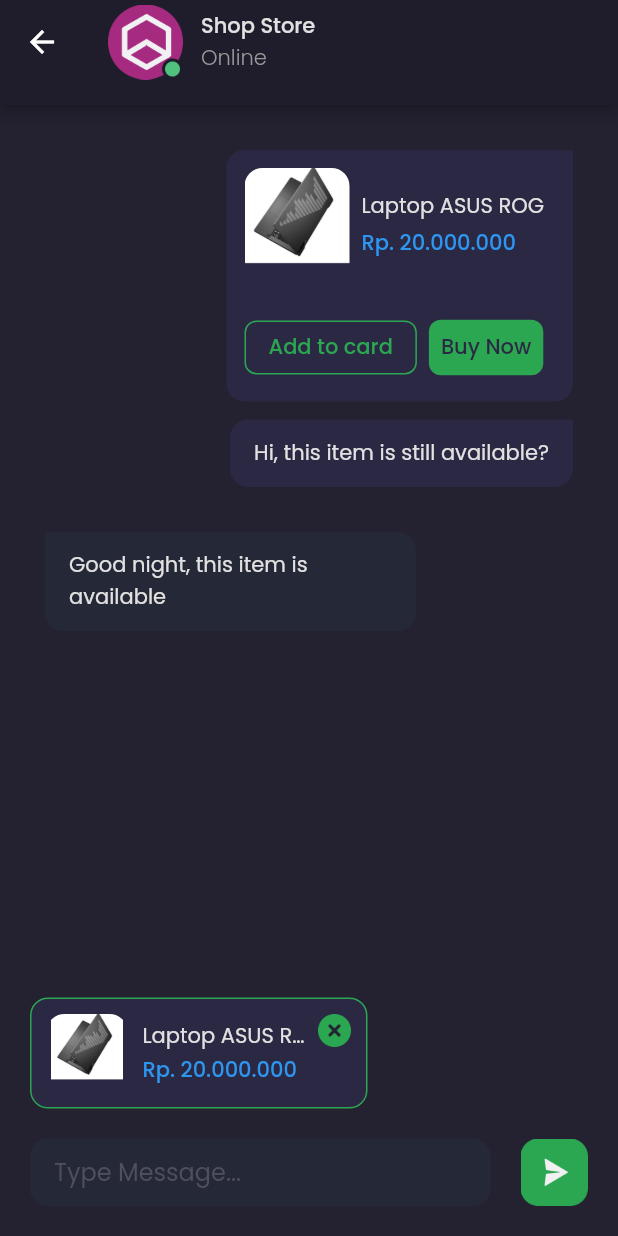
After one commit to NikiMNafis/Kelompok3_Mobile_TIFD_Semester4, a Flutter app: the DetailChatScreen screen opened by its route, on a phone screen of 412 x 824 dp. The commit adds this screen. Run offline on Flutter 3.47's test engine with Material 2 defaults, Android fonts, the phone set to English and light mode, and no system bars; our stand-ins replace google_fonts.

Commit message:
Detail chat screen

```diff
--- a/lib/main.dart
+++ b/lib/main.dart
@@ -1,9 +1,10 @@
 import 'package:flutter/material.dart';
+import 'package:project_akhir_mobile_smtr4/screen/detail_chat_screen.dart';
+import 'package:project_akhir_mobile_smtr4/screen/home/chat_screen.dart';
 import 'package:project_akhir_mobile_smtr4/screen/home/main_screen.dart';
 import 'package:project_akhir_mobile_smtr4/screen/sign_in_screen.dart';
 import 'package:project_akhir_mobile_smtr4/screen/sign_up_screen.dart';
 import 'package:project_akhir_mobile_smtr4/screen/splash_screen.dart';
-
 
 void main() => runApp(MyApp());
 
@@ -18,6 +19,7 @@ class MyApp extends StatelessWidget {
         '/sign-in': (context) => SignInScreen(),
         '/sign-up': (context) => SignUpScreen(),
         '/home': (context) => MainScreen(),
+        '/detail-chat': (context) => DetailChatScreen(),
       },
     );
   }
--- /dev/null
+++ b/lib/screen/detail_chat_screen.dart
@@ -0,0 +1,176 @@
+import 'package:flutter/material.dart';
+import 'package:project_akhir_mobile_smtr4/theme.dart';
+import 'package:project_akhir_mobile_smtr4/widgets/chat_bubble.dart';
+
+class DetailChatScreen extends StatelessWidget {
+  @override
+  Widget build(BuildContext context) {
+    PreferredSize header() {
+      return PreferredSize(
+        child: AppBar(
+          backgroundColor: backgroundColor1,
+          centerTitle: false,
+          title: Row(
+            children: [
+              Image.asset(
+                'assets/image_shop_logo_online.png',
+                width: 50,
+              ),
+              SizedBox(
+                width: 12,
+              ),
+              Column(
+                crossAxisAlignment: CrossAxisAlignment.start,
+                children: [
+                  Text(
+                    "Shop Store",
+                    style: primaryTextStyle.copyWith(
+                      fontWeight: medium,
+                      fontSize: 14,
+                    ),
+                  ),
+                  Text(
+                    'Online',
+                    style: secondaryTextStyle.copyWith(
+                      fontWeight: light,
+                      fontSize: 14,
+                    ),
+                  )
+                ],
+              )
+            ],
+          ),
+        ),
+        preferredSize: Size.fromHeight(70),
+      );
+    }
+
+    Widget productPreview() {
+      return Container(
+        width: 225,
+        height: 74,
+        margin: EdgeInsets.only(bottom: 20),
+        padding: EdgeInsets.all(10),
+        decoration: BoxDecoration(
+          color: backgroundColor5,
+          borderRadius: BorderRadius.circular(12),
+          border: Border.all(
+            color: primaryColor,
+          ),
+        ),
+        child: Row(
+          crossAxisAlignment: CrossAxisAlignment.start,
+          children: [
+            ClipRRect(
+              borderRadius: BorderRadius.circular(12),
+              child: Image.asset(
+                'assets/image_laptop.png',
+                width: 54,
+              ),
+            ),
+            SizedBox(
+              width: 10,
+            ),
+            Expanded(
+              child: Column(
+                crossAxisAlignment: CrossAxisAlignment.start,
+                mainAxisAlignment: MainAxisAlignment.center,
+                children: [
+                  Text(
+                    'Laptop ASUS ROG',
+                    style: primaryTextStyle,
+                    overflow: TextOverflow.ellipsis,
+                  ),
+                  SizedBox(
+                    height: 2,
+                  ),
+                  Text(
+                    '\Rp. 20.000.000',
+                    style: priceTextStyle.copyWith(
+                      fontWeight: medium,
+                    ),
+                  ),
+                ],
+              ),
+            ),
+            Image.asset(
+              'assets/button_close.png',
+              width: 22,
+            ),
+          ],
+        ),
+      );
+    }
+
+    Widget chatInput() {
+      return Container(
+        margin: EdgeInsets.all(20),
+        child: Column(
+          mainAxisSize: MainAxisSize.min,
+          crossAxisAlignment: CrossAxisAlignment.start,
+          children: [
+            productPreview(),
+            Row(
+              children: [
+                Expanded(
+                  child: Container(
+                    height: 45,
+                    padding: EdgeInsets.symmetric(
+                      horizontal: 16,
+                    ),
+                    decoration: BoxDecoration(
+                      color: backgroundColor4,
+                      borderRadius: BorderRadius.circular(12),
+                    ),
+                    child: Center(
+                      child: TextFormField(
+                        style: primaryTextStyle,
+                        decoration: InputDecoration.collapsed(
+                          hintText: 'Type Message...',
+                          hintStyle: subtitleTextStyle,
+                        ),
+                      ),
+                    ),
+                  ),
+                ),
+                SizedBox(
+                  width: 20,
+                ),
+                Image.asset(
+                  'assets/button_send.png',
+                  width: 45,
+                ),
+              ],
+            ),
+          ],
+        ),
+      );
+    }
+
+    Widget content() {
+      return ListView(
+        padding: EdgeInsets.symmetric(
+          horizontal: defaultMargin,
+        ),
+        children: [
+          ChatBubble(
+            isSender: true,
+            text: 'Hi, this item is still available?',
+            hasProduct: true,
+          ),
+          ChatBubble(
+            isSender: false,
+            text: 'Good night, this item is available',
+          ),
+        ],
+      );
+    }
+
+    return Scaffold(
+      backgroundColor: backgroundColor3,
+      appBar: header(),
+      bottomNavigationBar: chatInput(),
+      body: content(),
+    );
+  }
+}
--- a/lib/theme.dart
+++ b/lib/theme.dart
@@ -11,6 +11,7 @@ Color backgroundColor1 = Color(0xFF1F1D2B);
 Color backgroundColor2 = Color(0xFF2B2937);
 Color backgroundColor3 = Color(0xFF242231);
 Color backgroundColor4 = Color(0xFF252836);
+Color backgroundColor5 = Color(0xFF2B2844);
 Color primaryTextColor = Color(0xFFE1E1E1);
 Color secondaryTextColor = Color(0xFF999999);
 Color subtitleColor = Color(0xFF504f5e);
--- /dev/null
+++ b/lib/widgets/chat_bubble.dart
@@ -0,0 +1,156 @@
+import 'package:flutter/material.dart';
+import 'package:google_fonts/google_fonts.dart';
+import 'package:project_akhir_mobile_smtr4/theme.dart';
+
+class ChatBubble extends StatelessWidget {
+  final String text;
+  final bool isSender;
+  final bool hasProduct;
+
+  ChatBubble({
+    this.isSender = false,
+    this.text = '',
+    this.hasProduct = false,
+  });
+
+  @override
+  Widget build(BuildContext context) {
+    Widget productPreview() {
+      return Container(
+        width: 231,
+        margin: EdgeInsets.only(bottom: 12),
+        padding: EdgeInsets.all(12),
+        decoration: BoxDecoration(
+          borderRadius: BorderRadius.only(
+            topLeft: Radius.circular(isSender ? 12 : 0),
+            topRight: Radius.circular(isSender ? 0 : 12),
+            bottomLeft: Radius.circular(12),
+            bottomRight: Radius.circular(12),
+          ),
+          color: isSender ? backgroundColor5 : backgroundColor4,
+        ),
+        child: Column(
+          children: [
+            Row(
+              children: [
+                ClipRRect(
+                  borderRadius: BorderRadius.circular(12),
+                  child: Image.asset(
+                    'assets/image_laptop.png',
+                    width: 70,
+                  ),
+                ),
+                SizedBox(
+                  width: 8,
+                ),
+                Expanded(
+                  child: Column(
+                    crossAxisAlignment: CrossAxisAlignment.start,
+                    children: [
+                      Text(
+                        'Laptop ASUS ROG',
+                        style: primaryTextStyle,
+                      ),
+                      SizedBox(
+                        height: 4,
+                      ),
+                      Text(
+                        '\Rp. 20.000.000',
+                        style: priceTextStyle.copyWith(
+                          fontWeight: medium,
+                        ),
+                      ),
+                    ],
+                  ),
+                ),
+              ],
+            ),
+            SizedBox(
+              height: 20,
+            ),
+            Row(
+              children: [
+                OutlinedButton(
+                  onPressed: () {},
+                  style: OutlinedButton.styleFrom(
+                    side: BorderSide(
+                      color: primaryColor,
+                    ),
+                    shape: RoundedRectangleBorder(
+                      borderRadius: BorderRadius.circular(8),
+                    ),
+                  ),
+                  child: Text(
+                    "Add to card",
+                    style: greenTextStyle,
+                  ),
+                ),
+                SizedBox(
+                  width: 8,
+                ),
+                TextButton(
+                  onPressed: () {},
+                  style: TextButton.styleFrom(
+                    backgroundColor: primaryColor,
+                    shape: RoundedRectangleBorder(
+                      borderRadius: BorderRadius.circular(8),
+                    ),
+                  ),
+                  child: Text(
+                    "Buy Now",
+                    style: GoogleFonts.poppins(
+                      color: backgroundColor5,
+                      fontWeight: medium,
+                    ),
+                  ),
+                )
+              ],
+            )
+          ],
+        ),
+      );
+    }
+
+    return Container(
+      width: double.infinity,
+      margin: EdgeInsets.only(top: 30),
+      child: Column(
+        crossAxisAlignment:
+            isSender ? CrossAxisAlignment.end : CrossAxisAlignment.start,
+        children: [
+          hasProduct ? productPreview() : SizedBox(),
+          Row(
+            mainAxisAlignment:
+                isSender ? MainAxisAlignment.end : MainAxisAlignment.start,
+            children: [
+              Flexible(
+                child: Container(
+                  constraints: BoxConstraints(
+                    maxWidth: MediaQuery.of(context).size.width * 0.6,
+                  ),
+                  padding: EdgeInsets.symmetric(
+                    horizontal: 16,
+                    vertical: 12,
+                  ),
+                  decoration: BoxDecoration(
+                    borderRadius: BorderRadius.only(
+                      topLeft: Radius.circular(isSender ? 12 : 0),
+                      topRight: Radius.circular(isSender ? 0 : 12),
+                      bottomLeft: Radius.circular(12),
+                      bottomRight: Radius.circular(12),
+                    ),
+                    color: isSender ? backgroundColor5 : backgroundColor4,
+                  ),
+                  child: Text(
+                    text,
+                    style: primaryTextStyle,
+                  ),
+                ),
+              ),
+            ],
+          ),
+        ],
+      ),
+    );
+  }
+}
--- a/lib/widgets/chat_tile.dart
+++ b/lib/widgets/chat_tile.dart
@@ -4,7 +4,11 @@ import 'package:project_akhir_mobile_smtr4/theme.dart';
 class ChatTile extends StatelessWidget {
   @override
   Widget build(BuildContext context) {
-    return Container(
+    return GestureDetector(
+      onTap: () {
+        Navigator.pushNamed(context, '/detail-chat');
+      },
+      child: Container(
         margin: EdgeInsets.only(top: 33),
         child: Column(
           children: [
@@ -54,6 +58,7 @@ class ChatTile extends StatelessWidget {
             ),
           ],
         ),
+      ),
     );
   }
 }
```
Also changed, not shown: assets/button_close.png (added), assets/button_send.png (added), assets/image_shop_logo_online.png (added). Lines whose indentation alone changed are shown as unchanged.
